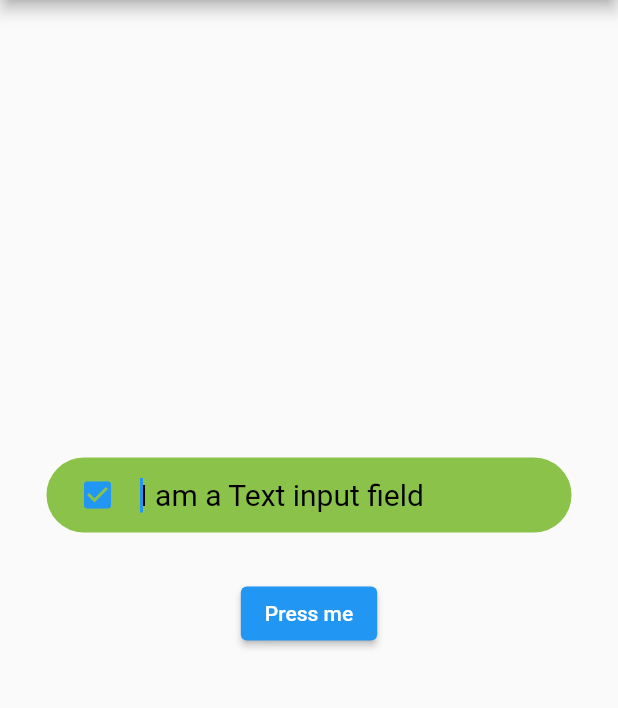
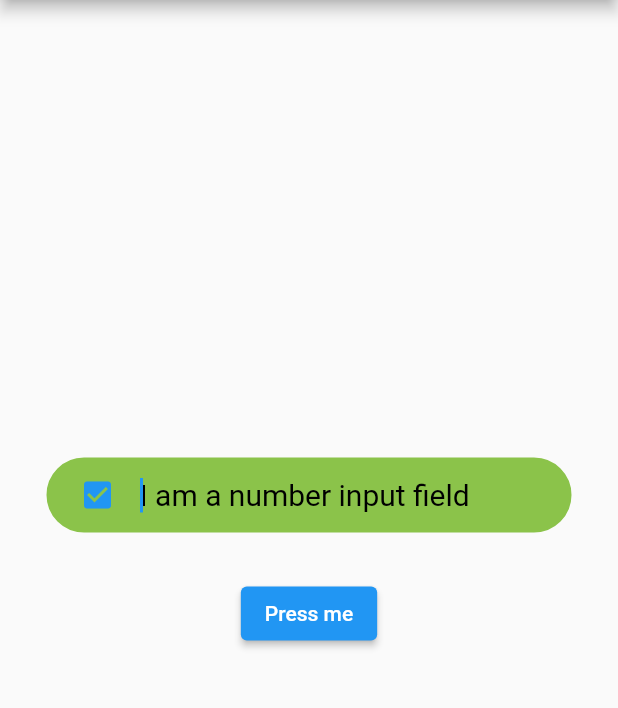
Before and after one commit to ffr-devteam/ffr_form_input_field, a Flutter app: the screen it shows after launch, on a phone screen of 412 x 824 dp, the part 84-792 px from its top. Run offline on Flutter 3.47's test engine with Material 2 defaults, Android fonts, the phone set to English and light mode, and no system bars.

Commit message:
changelog updated

```diff
--- a/example/lib/main.dart
+++ b/example/lib/main.dart
@@ -74,12 +74,12 @@ class _MyHomePageState extends State<MyHomePage> {
                       onFieldSubmitted: (term){
                         _testNode.unfocus();
                       },
-                      hintText: 'I am a Text input field',
+                      hintText: 'I am a number input field',
                       backgroundColor: Colors.lightGreen,
                       icon: Icon(Icons.check_box),
                       fieldKey: _testKey,
                       isError: isError,
-                      textInputType: TextInputType.text,
+                      textInputType: TextInputType.number,
                       validate: (String newValue) {
                         if (newValue.isEmpty) {
                           setState(() {
--- a/pubspec.yaml
+++ b/pubspec.yaml
@@ -1,6 +1,6 @@
 name: ffr_form_input_field
 description: A custom form input field with rounded corners and a leading icon with customizing options by the ffr-devteam
-version: 0.0.5
+version: 0.0.6
 homepage: https://fair-rates.ch
 repository: https://github.com/ffr-devteam/ffr_form_input_field
 
```
Also changed, not shown: example/pubspec.lock, 1 other file.
